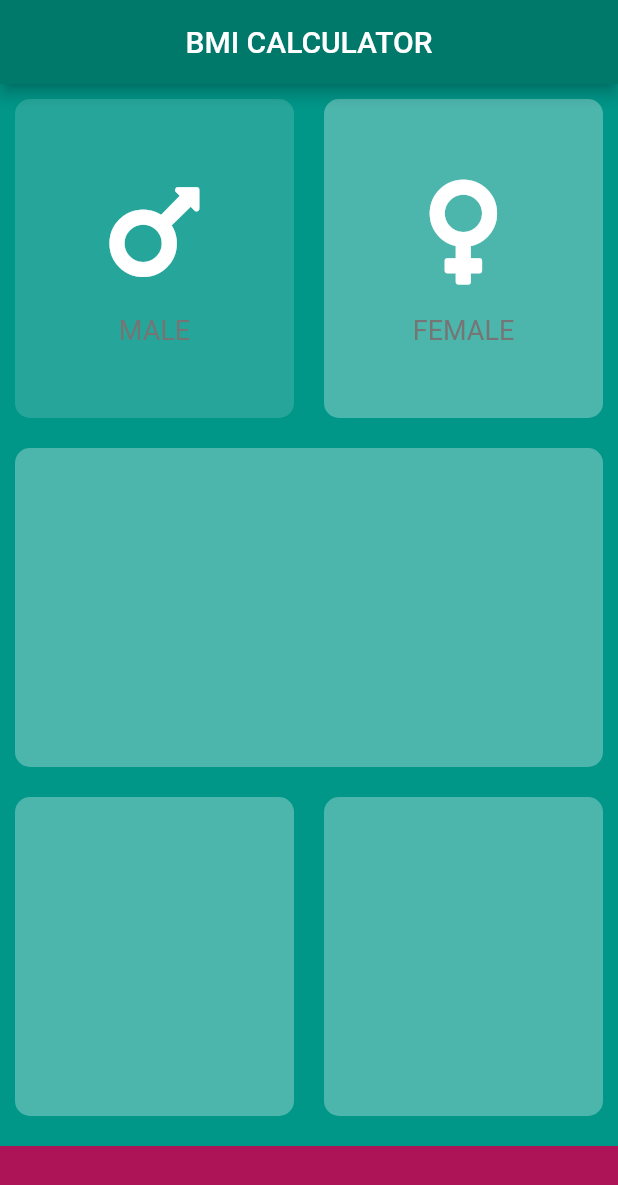
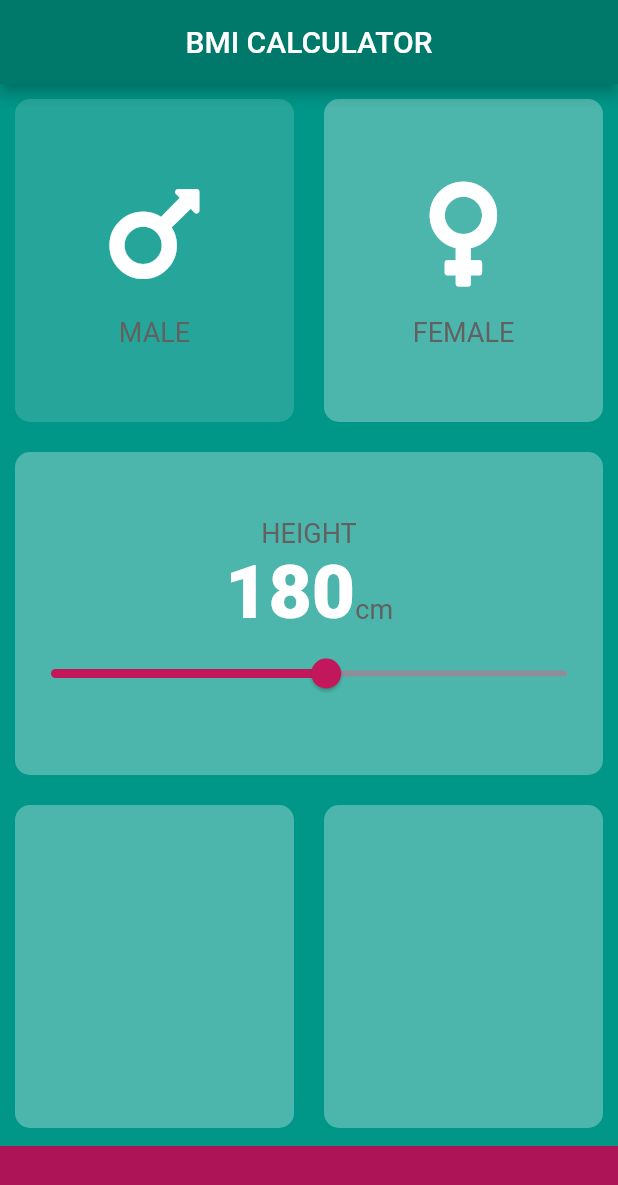
Before and after one commit to AnomDevgun/AppDev, a Flutter app: the screen it shows after launch, after a tap on "MALE", on a phone screen of 412 x 824 dp. Shown: the top 1185 px of the screen. Run offline on Flutter 3.47's test engine with Material 2 defaults, Android fonts, the phone set to English and light mode, and no system bars; our stand-ins replace audioplayers, font_awesome_flutter, rflutter_alert.

Commit message:
Working on BMI App

```diff
--- /dev/null
+++ b/bmi-calculator/lib/constants.dart
@@ -0,0 +1,18 @@
+import 'package:flutter/material.dart';
+
+const kBottomContainerHeight = 60.0;
+const kInactiveCardColor = Color(0xFF4db6ac);
+const kBottomContainerColor = Color(0xFFad1457);
+const kActiveCardColor = Color(0xFF26a69a);
+const kMinHeight = 100.0;
+const kMaxHeight = 250.0;
+
+const kLabelTextStyle = TextStyle(
+  fontSize: 18.0,
+  color: Color(0xFF616161),
+);
+
+const kNumberTextStyle = TextStyle(
+  fontSize: 50.0,
+  fontWeight: FontWeight.w900,
+);
--- a/bmi-calculator/lib/input_page.dart
+++ b/bmi-calculator/lib/input_page.dart
@@ -1,13 +1,13 @@
 import 'package:flutter/material.dart';
 import 'package:font_awesome_flutter/font_awesome_flutter.dart';
-import 'reusable_column.dart';
+import 'reusable_columnincard.dart';
 import 'reusable_card.dart';
+import 'constants.dart';
 
-const bottomContainerHeight = 60.0;
-const inactiveCardColor = Color(0xFF4db6ac);
-const bottomContainerColor = Color(0xFFad1457);
-//const bottomContainerColor = Color(0xFF1de9b6);
-const activeCardColor = Color(0xFF26a69a);
+enum Gender {
+  male,
+  female,
+}
 
 class InputPage extends StatefulWidget {
   @override
@@ -15,26 +15,8 @@ class InputPage extends StatefulWidget {
 }
 
 class _InputPageState extends State<InputPage> {
-  Color maleCardColor = inactiveCardColor;
-  Color femaleCardColor = inactiveCardColor;
-//1 for male, 2 for female
-  void updateColor(int gender) {
-    if (gender == 1) {
-      if (maleCardColor == inactiveCardColor) {
-        maleCardColor = activeCardColor;
-        femaleCardColor = inactiveCardColor;
-      } else {
-        maleCardColor = inactiveCardColor;
-      }
-    } else {
-      if (femaleCardColor == inactiveCardColor) {
-        femaleCardColor = activeCardColor;
-        maleCardColor = inactiveCardColor;
-      } else {
-        femaleCardColor = inactiveCardColor;
-      }
-    }
-  }
+  Gender genderSelected;
+  int height = 180;
 
   @override
   Widget build(BuildContext context) {
@@ -44,39 +26,40 @@ class _InputPageState extends State<InputPage> {
         title: Text('BMI CALCULATOR'),
       ),
       body: Column(
+        crossAxisAlignment: CrossAxisAlignment.stretch,
         children: <Widget>[
           Expanded(
             child: Row(
               children: <Widget>[
                 Expanded(
-                  child: GestureDetector(
-                    onTap: () {
+                  child: ReusableCard(
+                    onPress: () {
                       setState(() {
-                        updateColor(1);
+                        genderSelected = Gender.male;
                       });
                     },
-                    child: ReusableCard(
-                      colour: maleCardColor,
+                    colour: genderSelected == Gender.male
+                        ? kActiveCardColor
+                        : kInactiveCardColor,
                     cardChild: ResuableColumn(
                       cardIcon: FontAwesomeIcons.mars,
                       cardName: 'MALE',
                     ),
                   ),
                 ),
-                ),
                 Expanded(
-                  child: GestureDetector(
-                    onTap: () {
+                  child: ReusableCard(
+                    onPress: () {
                       setState(() {
-                        updateColor(2);
+                        genderSelected = Gender.female;
                       });
                     },
-                    child: ReusableCard(
-                      colour: femaleCardColor,
+                    colour: genderSelected == Gender.female
+                        ? kActiveCardColor
+                        : kInactiveCardColor,
                     cardChild: ResuableColumn(
                       cardIcon: FontAwesomeIcons.venus,
                       cardName: 'FEMALE',
-                      ),
                     ),
                   ),
                 ),
@@ -84,25 +67,63 @@ class _InputPageState extends State<InputPage> {
             ),
           ),
           Expanded(
-            child: ReusableCard(colour: inactiveCardColor),
+            child: ReusableCard(
+              colour: kInactiveCardColor,
+              cardChild: Column(
+                mainAxisAlignment: MainAxisAlignment.center,
+                children: <Widget>[
+                  Text(
+                    'HEIGHT',
+                    style: kLabelTextStyle,
+                  ),
+                  Row(
+                    mainAxisAlignment: MainAxisAlignment.center,
+                    crossAxisAlignment: CrossAxisAlignment.baseline,
+                    textBaseline: TextBaseline.alphabetic,
+                    children: <Widget>[
+                      Text(
+                        height.toString(),
+                        style: kNumberTextStyle,
+                      ),
+                      Text(
+                        'cm',
+                        style: kLabelTextStyle,
+                      ),
+                    ],
+                  ),
+                  Slider(
+                    value: height.toDouble(),
+                    activeColor: Color(0xFFc2185b),
+                    inactiveColor: Color(0xFF8D8E98),
+                    min: kMinHeight,
+                    max: kMaxHeight,
+                    onChanged: (double newValue) {
+                      setState(() {
+                        height = newValue.toInt();
+                      });
+                    },
+                  ),
+                ],
+              ),
+            ),
           ),
           Expanded(
             child: Row(
               children: <Widget>[
                 Expanded(
-                  child: ReusableCard(colour: inactiveCardColor),
+                  child: ReusableCard(colour: kInactiveCardColor),
                 ),
                 Expanded(
-                  child: ReusableCard(colour: inactiveCardColor),
+                  child: ReusableCard(colour: kInactiveCardColor),
                 ),
               ],
             ),
           ),
           Container(
-            color: bottomContainerColor,
-            margin: EdgeInsets.only(top: 10),
+            color: kBottomContainerColor,
+            margin: EdgeInsets.only(top: 2),
             width: double.infinity,
-            height: bottomContainerHeight,
+            height: kBottomContainerHeight,
           ),
         ],
       ),
--- a/bmi-calculator/lib/reusable_card.dart
+++ b/bmi-calculator/lib/reusable_card.dart
@@ -1,19 +1,23 @@
 import 'package:flutter/material.dart';
 
 class ReusableCard extends StatelessWidget {
-  final Color colour;
-  final Widget cardChild;
+  final Color colour; //card color
+  final Widget cardChild; //the actual card
+  final Function onPress; //can pass a function as first order object
 
-  ReusableCard({@required this.colour, this.cardChild});
+  ReusableCard({@required this.colour, this.cardChild, this.onPress});
 
   @override
   Widget build(BuildContext context) {
-    return Container(
-      child: cardChild,
-      margin: EdgeInsets.all(10),
-      decoration: BoxDecoration(
-        borderRadius: BorderRadius.circular(10.0),
-        color: colour,
+    return GestureDetector(
+      onTap: onPress,
+      child: Container(
+        child: cardChild,
+        margin: EdgeInsets.all(10),
+        decoration: BoxDecoration(
+          borderRadius: BorderRadius.circular(10.0),
+          color: colour,
+        ),
       ),
     );
   }
--- a/bmi-calculator/lib/reusable_column.dart
+++ b/bmi-calculator/lib/reusable_columnincard.dart
@@ -1,9 +1,5 @@
 import 'package:flutter/material.dart';
-
-const labelTextStyle = TextStyle(
-  fontSize: 18.0,
-  color: Color(0xFF757575),
-);
+import 'constants.dart';
 
 class ResuableColumn extends StatelessWidget {
   final IconData cardIcon;
@@ -28,7 +24,7 @@ class ResuableColumn extends StatelessWidget {
         ),
         Text(
           cardName,
-          style: labelTextStyle,
+          style: kLabelTextStyle,
         ),
       ],
     );
```
Lines whose indentation alone changed are shown as unchanged.
